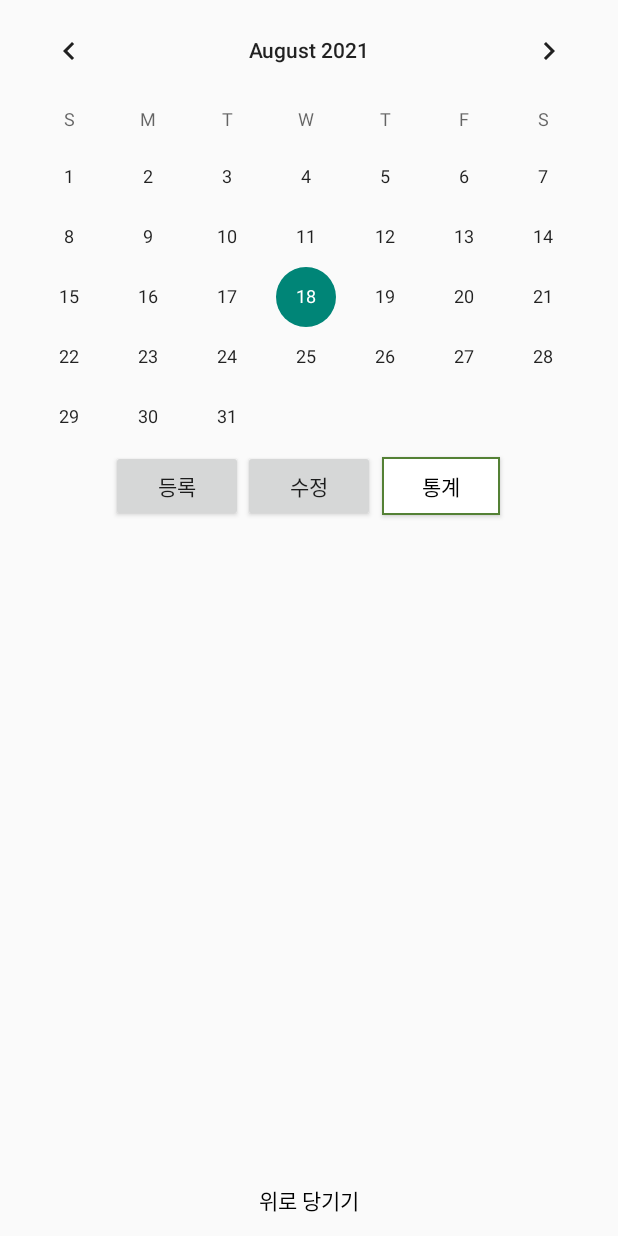
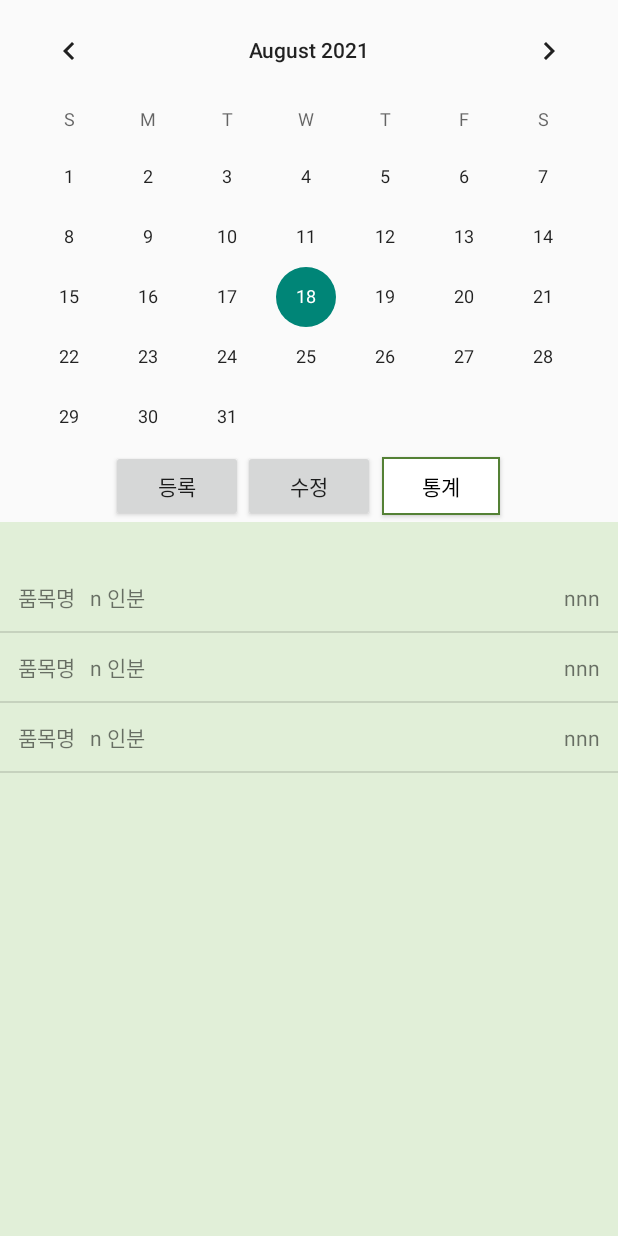
Before and after one commit to MinYeongPark/Ecoworker, an Android app: the layout fragment_stat.xml on its own in the app's theme, with its tools: preview values and no code run, on a phone screen of 412 x 824 dp. Run offline under Robolectric (Android 15) with nearby library versions, the phone set to English and light mode, and no system bars; network calls fail.

Commit message:
Add stat rec register feat and rec list feat
탄소발자국 내역 등록 및 내역 조회 기능 추가

```diff
--- a/app/src/main/java/org/techtown/ecoworker/DateModActivity.java
+++ b/app/src/main/java/org/techtown/ecoworker/stat/DateModActivity.java
@@ -1,10 +1,12 @@
-package org.techtown.ecoworker;
+package org.techtown.ecoworker.stat;
 
 import android.os.Bundle;
 import android.view.View;
 import android.widget.Button;
 
 import androidx.appcompat.app.AppCompatActivity;
+
+import org.techtown.ecoworker.R;
 
 public class DateModActivity extends AppCompatActivity {
 
--- a/app/src/main/res/layout/fragment_stat.xml
+++ b/app/src/main/res/layout/fragment_stat.xml
@@ -36,33 +36,54 @@
             android:text="통계"
             android:textColor="@android:color/black" />
     </LinearLayout>
-
-    <SlidingDrawer
-        android:id="@+id/slidingDrawer"
-        android:layout_width="match_parent"
-        android:layout_height="wrap_content"
-        android:content="@+id/content"
-        android:handle="@+id/handle" >
-
-    <Button
-        android:id="@+id/handle"
-        android:layout_width="wrap_content"
-        android:layout_height="wrap_content"
-        android:background="#00000000"
-        android:text="위로 당기기"
-        android:textColor="@color/black"/>
     <LinearLayout
-            android:id="@+id/content"
         android:layout_width="match_parent"
         android:layout_height="match_parent"
-            android:background="#e1efd8"
-            android:orientation="horizontal">
+        android:orientation="vertical"
+        android:background="#e1efd8">
         <TextView
             android:id="@+id/nowDate"
             android:layout_width="wrap_content"
             android:layout_height="wrap_content"
             android:textColor="@color/black"
             android:textSize="20dp"/>
+        <ListView
+            android:id="@android:id/list"
+            android:layout_width="match_parent"
+            android:layout_height="match_parent"
+            tools:listitem="@layout/round_theme_2">
+        </ListView>
     </LinearLayout>
-    </SlidingDrawer>
+
+<!--    <SlidingDrawer-->
+<!--        android:id="@+id/slidingDrawer"-->
+<!--        android:layout_width="match_parent"-->
+<!--        android:layout_height="wrap_content"-->
+<!--        android:content="@+id/content"-->
+<!--        android:handle="@+id/handle" >-->
+
+<!--    <Button-->
+<!--        android:id="@+id/handle"-->
+<!--        android:layout_width="wrap_content"-->
+<!--        android:layout_height="wrap_content"-->
+<!--        android:background="#00000000"-->
+<!--        android:text="위로 당기기"-->
+<!--        android:textColor="@color/black"/>-->
+<!--        <LinearLayout-->
+<!--            android:id="@+id/content"-->
+<!--            android:layout_width="match_parent"-->
+<!--            android:layout_height="match_parent"-->
+<!--            android:background="#e1efd8"-->
+<!--            android:orientation="vertical">-->
+<!--            <TextView-->
+<!--                android:id="@+id/nowDate"-->
+<!--                android:layout_width="wrap_content"-->
+<!--                android:layout_height="wrap_content"-->
+<!--                android:textColor="@color/black"-->
+<!--                android:textSize="20dp"/>-->
+
+
+
+<!--        </LinearLayout>-->
+<!--    </SlidingDrawer>-->
 </LinearLayout>
--- /dev/null
+++ b/app/src/main/res/layout/round_theme_2.xml
@@ -0,0 +1,47 @@
+<?xml version="1.0" encoding="utf-8"?>
+<LinearLayout xmlns:android="http://schemas.android.com/apk/res/android"
+    android:layout_width="match_parent"
+    android:layout_height="match_parent"
+    android:orientation="vertical">
+
+    <LinearLayout
+        android:layout_width="match_parent"
+        android:layout_height="wrap_content"
+        android:layout_margin="6dp"
+        android:orientation="horizontal"
+        android:padding="6dp">
+
+        <TextView
+            android:id="@+id/foodName"
+            android:layout_width="wrap_content"
+            android:layout_height="wrap_content"
+            android:text="품목명" />
+
+        <TextView
+            android:id="@+id/amount"
+            android:layout_width="wrap_content"
+            android:layout_height="wrap_content"
+            android:paddingLeft="10dp"
+            android:text="n" />
+
+        <TextView
+            android:layout_width="wrap_content"
+            android:layout_height="wrap_content"
+            android:paddingLeft="3dp"
+            android:text="인분" />
+
+        <View
+            android:layout_width="match_parent"
+            android:layout_height="0dp"
+            android:layout_weight="1"></View>
+
+        <TextView
+            android:id="@+id/carbonAmount"
+            android:layout_width="wrap_content"
+            android:layout_height="wrap_content"
+            android:text="nnn" />
+
+    </LinearLayout>
+
+
+</LinearLayout>
```
Also changed, not shown: app/src/main/AndroidManifest.xml (+4 -3 lines), app/src/main/java/org/techtown/ecoworker/DateNewActivity.java (deleted, +0 -135 lines), app/src/main/java/org/techtown/ecoworker/StatActivity.java (deleted, +0 -72 lines), app/src/main/java/org/techtown/ecoworker/stat/CustomAdapter2.java (added, +62 -0 lines), app/src/main/java/org/techtown/ecoworker/stat/DateNewActivity.java (added, +187 -0 lines), app/src/main/java/org/techtown/ecoworker/stat/DateNewRequest.java (added, +11 -0 lines), app/src/main/java/org/techtown/ecoworker/stat/StatRecRequest.java (added, +11 -0 lines), app/src/main/java/org/techtown/ecoworker/stat/fragment_stat.java (+86 -8 lines), app/src/main/res/layout/activity_datenew.xml (+16 -1 lines). Lines whose indentation alone changed are shown as unchanged.
